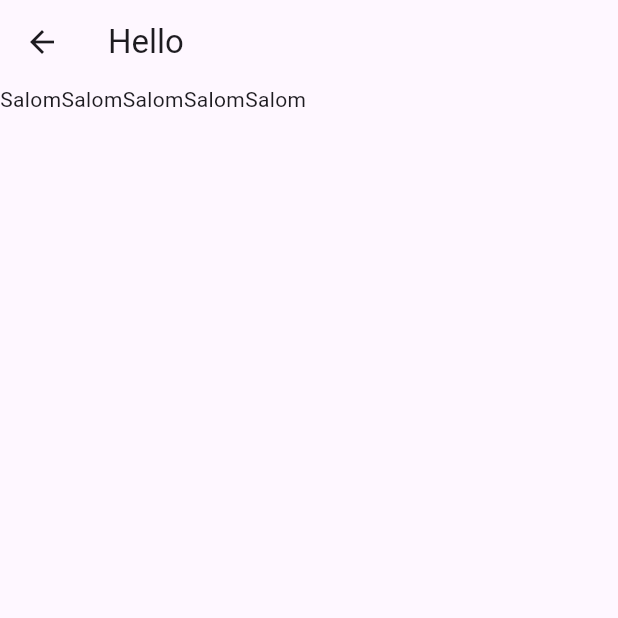
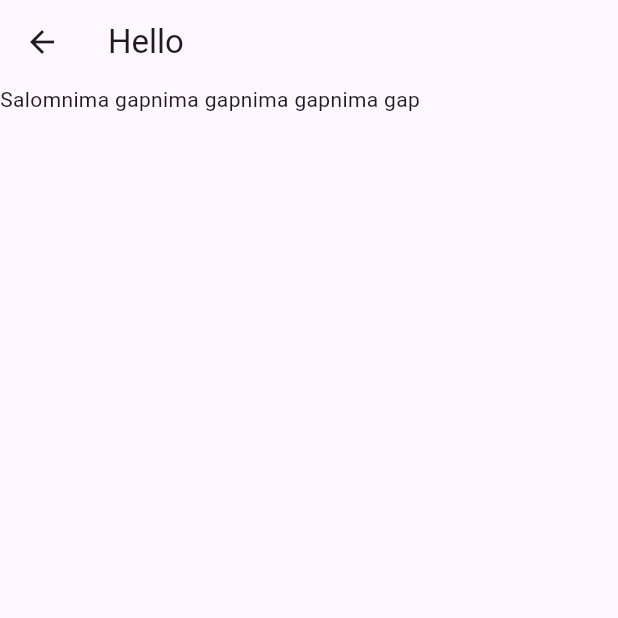
Before and after one commit to Devaxiis/pdf_maker, a Flutter app: the GithubPage screen opened directly, on a phone screen of 412 x 824 dp, the top half of it. Run offline on Flutter 3.47's test engine with Material 3 defaults, Android fonts, the light colour scheme and no system bars; our stand-ins replace pdf, photo_view, printing; missing offline and left inert: zoom_widget.

Commit message:
devaxis feat:(Github)=> Bu sahifaga yangi malumot qo'shdim.

```diff
--- a/lib/home/github/github.dart
+++ b/lib/home/github/github.dart
@@ -19,10 +19,10 @@ class _GithubPageState extends State<GithubPage> {
        Row(
        children: [
          Text("Salom"),
-         Text("Salom"),
-         Text("Salom"),
-         Text("Salom"),
-         Text("Salom"),
+         Text("nima gap"),
+         Text("nima gap"),
+         Text("nima gap"),
+         Text("nima gap"),
 
        ],
      ),
```
